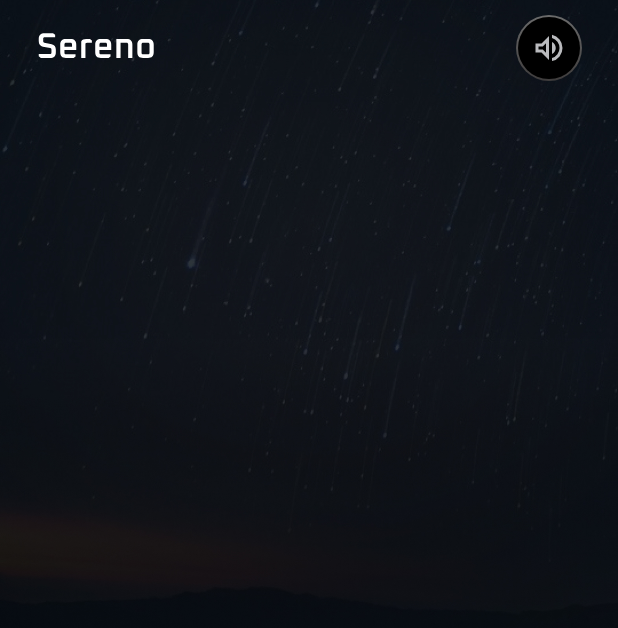
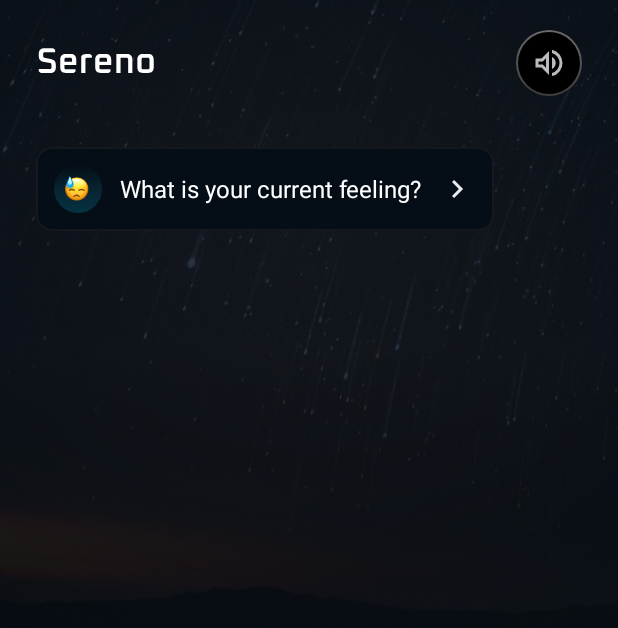
Before and after one commit to aninarafath6/sereno, an Android app: the HomeActivity screen opened directly, with no data from a screen before it, on a phone screen of 412 x 824 dp. Shown: the top 628 px of the screen. Run offline under Robolectric (Android 15) with nearby library versions, the phone set to English and light mode, and no system bars.

Commit message:
feeling card ui

```diff
--- a/app/src/main/java/com/example/sereno/home/HomeActivity.kt
+++ b/app/src/main/java/com/example/sereno/home/HomeActivity.kt
@@ -7,6 +7,7 @@ import androidx.appcompat.app.AppCompatActivity
 import androidx.core.view.ViewCompat
 import androidx.core.view.WindowInsetsCompat
 import com.example.sereno.R
+import com.example.sereno.common.extensions.onClickWithHaptics
 import com.example.sereno.databinding.ActivityHomeBinding
 
 class HomeActivity : AppCompatActivity() {
@@ -22,16 +23,17 @@ class HomeActivity : AppCompatActivity() {
             v.setPadding(systemBars.left, systemBars.top, systemBars.right, systemBars.bottom)
             insets
         }
-        AmbientAudioManager.init(this,R.raw.calm_ambient)
+        AmbientAudioManager.init(this, R.raw.calm_ambient)
 
         initListeners()
         initObservers()
     }
 
     private fun initListeners() {
-        binding.volumeOnOff.muteButton.setOnClickListener {
+        binding.volumeOnOff.muteButton.onClickWithHaptics {
             AmbientAudioManager.toggleMute(this)
         }
+        binding.feeling.onClickWithHaptics {}
     }
 
     private fun initObservers() {
--- a/app/src/main/java/com/example/sereno/onboarding/views/MainActivity.kt
+++ b/app/src/main/java/com/example/sereno/onboarding/views/MainActivity.kt
@@ -37,6 +37,7 @@ class MainActivity : AppCompatActivity() {
     }
 
     private fun navigateToHome() {
+        AmbientAudioManager.toggleMute(this, shouldMute = true)
         startActivity(Intent(this, HomeActivity::class.java))
         finish()
     }
--- /dev/null
+++ b/app/src/main/res/drawable/home_container_gradient.xml
@@ -0,0 +1,9 @@
+<?xml version="1.0" encoding="utf-8"?>
+<shape xmlns:android="http://schemas.android.com/apk/res/android"
+    android:shape="oval">
+    <gradient
+        android:angle="10"
+        android:centerColor="#072431"
+        android:endColor="#063242"
+        android:startColor="#050E17" />
+</shape>
--- /dev/null
+++ b/app/src/main/res/drawable/home_item_bg.xml
@@ -0,0 +1,16 @@
+<?xml version="1.0" encoding="utf-8"?>
+<ripple xmlns:android="http://schemas.android.com/apk/res/android"
+    android:color="#991B2F45">
+
+    <item>
+        <shape xmlns:android="http://schemas.android.com/apk/res/android">
+
+            <stroke
+                android:width="1dp"
+                android:color="#15191E" />
+            <solid android:color="#050E17" />
+            <corners android:radius="10dp" />
+        </shape>
+    </item>
+
+</ripple>
--- /dev/null
+++ b/app/src/main/res/drawable/ic_right.xml
@@ -0,0 +1,9 @@
+<vector xmlns:android="http://schemas.android.com/apk/res/android"
+    android:width="24dp"
+    android:height="24dp"
+    android:viewportWidth="960"
+    android:viewportHeight="960">
+  <path
+      android:pathData="M504,480 L320,296l56,-56 240,240 -240,240 -56,-56 184,-184Z"
+      android:fillColor="#e8eaed"/>
+</vector>
--- a/app/src/main/res/drawable/ripple_overlay.xml
+++ b/app/src/main/res/drawable/ripple_overlay.xml
@@ -1,6 +1,7 @@
 <?xml version="1.0" encoding="utf-8"?>
 <ripple xmlns:android="http://schemas.android.com/apk/res/android"
     android:color="#991B2F45">
+
     <item>
         <shape>
             <solid android:color="@android:color/transparent"/>
--- a/app/src/main/res/layout/activity_home.xml
+++ b/app/src/main/res/layout/activity_home.xml
@@ -19,13 +19,16 @@
         android:layout_width="match_parent"
         android:layout_height="match_parent"
         android:layout_marginHorizontal="24dp"
-        android:layout_marginTop="10dp">
+        android:layout_marginTop="10dp"
+        android:orientation="vertical">
 
         <LinearLayout
             android:layout_width="match_parent"
             android:layout_height="wrap_content"
+            android:layout_marginBottom="24dp"
             android:gravity="center"
-            android:orientation="horizontal">
+            android:orientation="horizontal"
+            android:paddingVertical="10dp">
 
             <ImageView
                 android:layout_width="wrap_content"
@@ -43,6 +46,43 @@
                 android:layout_width="44dp"
                 android:layout_height="44dp" />
         </LinearLayout>
+
+        <LinearLayout
+            android:id="@+id/feeling"
+            android:layout_width="wrap_content"
+            android:layout_height="wrap_content"
+            android:background="@drawable/home_item_bg"
+            android:gravity="center"
+            android:clickable="true"
+            android:paddingHorizontal="12dp"
+            android:paddingVertical="12dp">
+
+            <LinearLayout
+                android:layout_width="32dp"
+                android:layout_height="32dp"
+                android:layout_marginEnd="12dp"
+                android:background="@drawable/home_container_gradient"
+                android:gravity="center">
+                <ImageView
+                    android:layout_width="18dp"
+                    android:layout_height="18dp"
+                    android:src="@drawable/ic_sad" />
+
+            </LinearLayout>
+
+            <TextView
+                android:layout_width="wrap_content"
+                android:layout_height="wrap_content"
+                android:text="@string/what_is_your_current_feeling"
+                android:textColor="@color/white"
+                android:textSize="16sp" />
+
+            <ImageView
+                android:layout_width="24dp"
+                android:layout_height="24dp"
+                android:layout_marginStart="12dp"
+                android:src="@drawable/ic_right" />
+        </LinearLayout>
     </LinearLayout>
 
 </androidx.constraintlayout.widget.ConstraintLayout>
--- a/app/src/main/res/values/strings.xml
+++ b/app/src/main/res/values/strings.xml
@@ -6,4 +6,5 @@
     <string name="login">Login</string>
     <string name="login_text">Login</string>
     <string name="pause_reset_thrive">Pause. 🧘 Reset. 🔁 Thrive. ✨</string>
+    <string name="what_is_your_current_feeling">What is your current feeling?</string>
 </resources>
```
Also changed, not shown: app/src/main/res/drawable/ic_sad.png (added).
